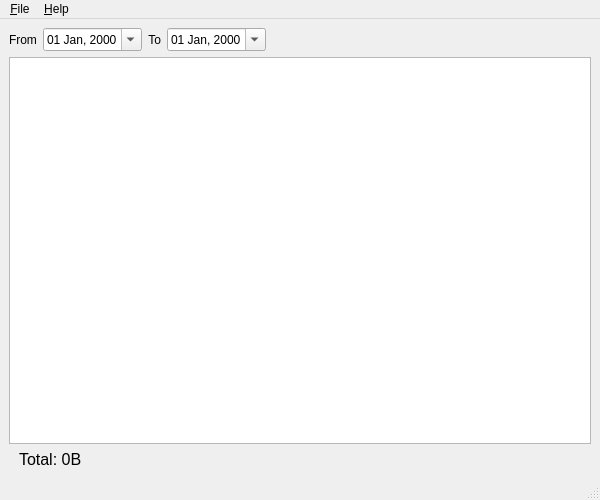
This is gui/mainwindow.ui in nsmgr8/ifmon as Qt 5 draws it before an edit. The edited form follows.
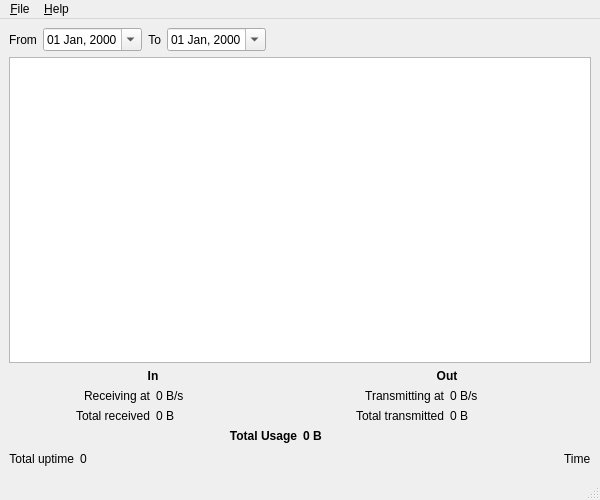
This is the edited form.

Patch:
```diff
--- a/gui/mainwindow.ui
+++ b/gui/mainwindow.ui
@@ -32,7 +32,7 @@
    <string>Bandwidth Monitor</string>
   </property>
   <widget class="QWidget" name="centralwidget">
-   <layout class="QGridLayout" name="gridLayout">
+   <layout class="QGridLayout" name="gridLayout_3">
     <item row="0" column="0">
      <layout class="QHBoxLayout" name="horizontalLayout">
       <item>
@@ -91,22 +91,178 @@
      <widget class="QTableView" name="tableView"/>
     </item>
     <item row="2" column="0">
-     <widget class="QLabel" name="labelTotal">
-      <property name="font">
-       <font>
-        <pointsize>12</pointsize>
-       </font>
-      </property>
-      <property name="text">
-       <string>Total: 0B</string>
-      </property>
-      <property name="margin">
-       <number>4</number>
-      </property>
-      <property name="indent">
-       <number>10</number>
-      </property>
-     </widget>
+     <layout class="QHBoxLayout" name="horizontalLayout_2">
+      <item>
+       <layout class="QVBoxLayout" name="verticalLayout">
+        <item>
+         <widget class="QLabel" name="label_3">
+          <property name="text">
+           <string>&lt;b&gt;In&lt;/b&gt;</string>
+          </property>
+          <property name="alignment">
+           <set>Qt::AlignCenter</set>
+          </property>
+         </widget>
+        </item>
+        <item>
+         <layout class="QGridLayout" name="gridLayout">
+          <item row="0" column="0">
+           <widget class="QLabel" name="label_4">
+            <property name="text">
+             <string>Receiving at</string>
+            </property>
+            <property name="alignment">
+             <set>Qt::AlignRight|Qt::AlignTrailing|Qt::AlignVCenter</set>
+            </property>
+           </widget>
+          </item>
+          <item row="0" column="1">
+           <widget class="QLabel" name="labelRps">
+            <property name="text">
+             <string>0 B/s</string>
+            </property>
+           </widget>
+          </item>
+          <item row="1" column="0">
+           <widget class="QLabel" name="label_5">
+            <property name="text">
+             <string>Total received</string>
+            </property>
+            <property name="alignment">
+             <set>Qt::AlignRight|Qt::AlignTrailing|Qt::AlignVCenter</set>
+            </property>
+           </widget>
+          </item>
+          <item row="1" column="1">
+           <widget class="QLabel" name="labelTotalReceived">
+            <property name="text">
+             <string>0 B</string>
+            </property>
+           </widget>
+          </item>
+         </layout>
+        </item>
+       </layout>
+      </item>
+      <item>
+       <layout class="QVBoxLayout" name="verticalLayout_2">
+        <item>
+         <widget class="QLabel" name="label_8">
+          <property name="text">
+           <string>&lt;b&gt;Out&lt;/b&gt;</string>
+          </property>
+          <property name="alignment">
+           <set>Qt::AlignCenter</set>
+          </property>
+         </widget>
+        </item>
+        <item>
+         <layout class="QGridLayout" name="gridLayout_2">
+          <item row="0" column="0">
+           <widget class="QLabel" name="label_9">
+            <property name="text">
+             <string>Transmitting at</string>
+            </property>
+            <property name="alignment">
+             <set>Qt::AlignRight|Qt::AlignTrailing|Qt::AlignVCenter</set>
+            </property>
+           </widget>
+          </item>
+          <item row="0" column="1">
+           <widget class="QLabel" name="labelTps">
+            <property name="text">
+             <string>0 B/s</string>
+            </property>
+           </widget>
+          </item>
+          <item row="1" column="0">
+           <widget class="QLabel" name="label_11">
+            <property name="text">
+             <string>Total transmitted</string>
+            </property>
+            <property name="alignment">
+             <set>Qt::AlignRight|Qt::AlignTrailing|Qt::AlignVCenter</set>
+            </property>
+           </widget>
+          </item>
+          <item row="1" column="1">
+           <widget class="QLabel" name="labelTotalTransmitted">
+            <property name="text">
+             <string>0 B</string>
+            </property>
+           </widget>
+          </item>
+         </layout>
+        </item>
+       </layout>
+      </item>
+     </layout>
+    </item>
+    <item row="3" column="0">
+     <layout class="QHBoxLayout" name="horizontalLayout_4">
+      <item>
+       <widget class="QLabel" name="label_6">
+        <property name="text">
+         <string>&lt;b&gt;Total Usage&lt;/b&gt;</string>
+        </property>
+        <property name="alignment">
+         <set>Qt::AlignRight|Qt::AlignTrailing|Qt::AlignVCenter</set>
+        </property>
+       </widget>
+      </item>
+      <item>
+       <widget class="QLabel" name="labelTotal">
+        <property name="text">
+         <string>&lt;b&gt;0 B&lt;/b&gt;</string>
+        </property>
+       </widget>
+      </item>
+     </layout>
+    </item>
+    <item row="4" column="0">
+     <layout class="QHBoxLayout" name="statusBarLayout">
+      <item>
+       <layout class="QHBoxLayout" name="horizontalLayout_3">
+        <item>
+         <widget class="QLabel" name="label_13">
+          <property name="text">
+           <string>Total uptime</string>
+          </property>
+          <property name="alignment">
+           <set>Qt::AlignRight|Qt::AlignTrailing|Qt::AlignVCenter</set>
+          </property>
+         </widget>
+        </item>
+        <item>
+         <widget class="QLabel" name="labelUptime">
+          <property name="text">
+           <string>0</string>
+          </property>
+         </widget>
+        </item>
+       </layout>
+      </item>
+      <item>
+       <spacer name="horizontalSpacer_2">
+        <property name="orientation">
+         <enum>Qt::Horizontal</enum>
+        </property>
+        <property name="sizeHint" stdset="0">
+         <size>
+          <width>40</width>
+          <height>20</height>
+         </size>
+        </property>
+       </spacer>
+      </item>
+      <item>
+       <widget class="QLabel" name="labelTime">
+        <property name="text">
+         <string>Time</string>
+        </property>
+       </widget>
+      </item>
+     </layout>
     </item>
    </layout>
   </widget>
```
